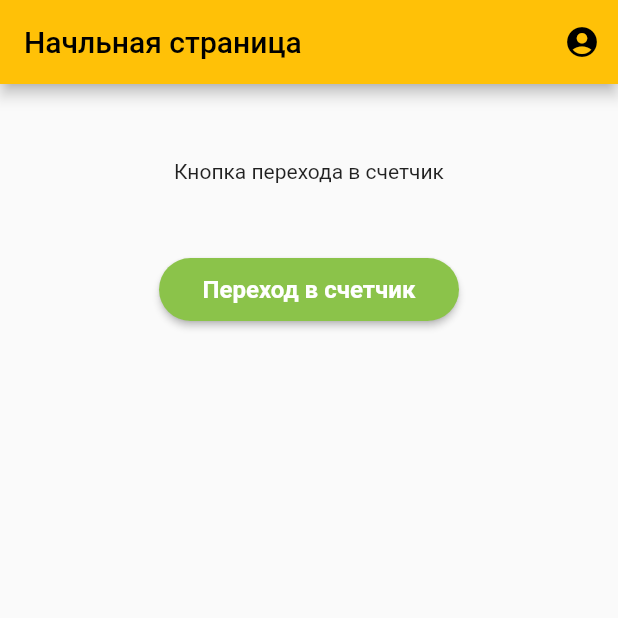
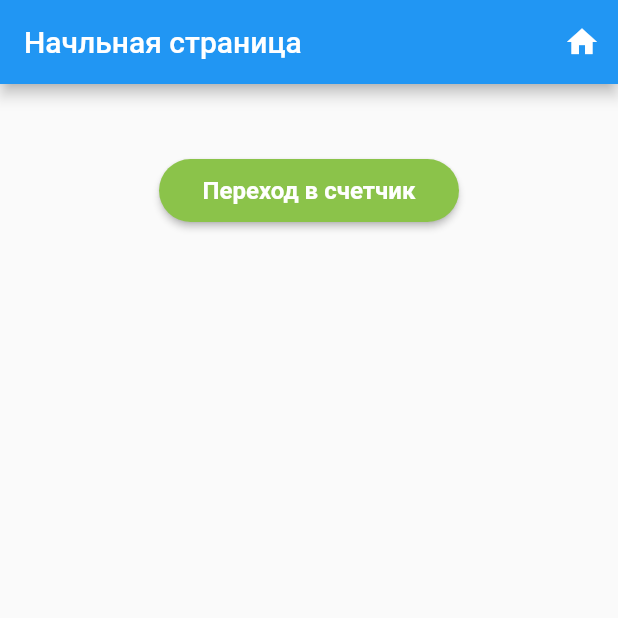
Before and after one commit to IvanAGrebenkin/trial_work, a Flutter app: the screen it shows after launch, on a phone screen of 412 x 824 dp, the top half of it. Run offline on Flutter 3.47's test engine with Material 2 defaults, Android fonts, the phone set to English and light mode, and no system bars.

Commit message:
Изменен метод перехода на начальную страницу по нажатию кнопки в AppBar на метод Navigator.pop(context) с очисткой стэка

```diff
--- a/lib/Screens/flutter_standard_counter.dart
+++ b/lib/Screens/flutter_standard_counter.dart
@@ -27,12 +27,10 @@ class _FlutterStandardCounterPageState extends State<FlutterStandardCounterPage>
   @override
   Widget build(BuildContext context) {
     return MaterialApp(
-      theme: themeOfHomePage(),
+      theme: themeOfFlutterStandardCounter(),
       home: Scaffold(
         appBar: appBar(context, pageName),
         body: Center(
-          // Center is a layout widget. It takes a single child and positions it
-          // in the middle of the parent.
           child: Column(
             mainAxisAlignment: MainAxisAlignment.center,
             children: <Widget>[
@@ -50,7 +48,7 @@ class _FlutterStandardCounterPageState extends State<FlutterStandardCounterPage>
           onPressed: _incrementCounter,
           tooltip: 'Increment',
           child: const Icon(Icons.add),
-        ), // This trailing comma makes auto-formatting nicer for build methods.
+        ),
       ),
     );
   }
--- a/lib/Screens/home_page.dart
+++ b/lib/Screens/home_page.dart
@@ -1,10 +1,8 @@
 import 'package:flutter/material.dart';
-
 import '../Utils/widgets.dart';
 
 class HomePage extends StatefulWidget {
   const HomePage({Key? key}) : super(key: key);
-
   @override
   State<HomePage> createState() => _HomePageState();
 }
@@ -20,8 +18,6 @@ class _HomePageState extends State<HomePage> {
       body: Center(
         child: Column(
           children: [
-            const SizedBox(height: 50,),
-            const Text('Кнопка перехода в счетчик'),
             const SizedBox(height: 50,),
             SizedBox(width:200, height:42,
               child: ElevatedButton(
@@ -42,11 +38,10 @@ class _HomePageState extends State<HomePage> {
                       borderRadius: BorderRadius.circular(36.0)),
                 ),
               ),
-            ),// Кнопка инкремента счетчика 1
+            ),// Кнопка перехода на экран стандартного счетчика
           ],
         ),
       ),
-      );
-
+    );
   }
 }
--- a/lib/Utils/themes.dart
+++ b/lib/Utils/themes.dart
@@ -1,4 +1,3 @@
 import 'package:flutter/material.dart';
 
-ThemeData themeOfTrialWorkApp() => ThemeData(primarySwatch: Colors.amber,);
-ThemeData themeOfHomePage() => ThemeData(primarySwatch: Colors.lightGreen,);
+ThemeData themeOfFlutterStandardCounter() => ThemeData(primarySwatch: Colors.lightGreen,);// Тема для страницы стандартного счетчика
--- a/lib/Utils/widgets.dart
+++ b/lib/Utils/widgets.dart
@@ -5,7 +5,7 @@ PreferredSizeWidget appBar(context, pageName) => AppBar(
   actions: <Widget>[
     IconButton(
     tooltip: 'Переход на главный экран',
-      onPressed: (){Navigator.pushNamed(context, '/');},
-      icon: const Icon(Icons.account_circle),),// Кнопка перехода на главный экран
+      onPressed: (){Navigator.pop(context);},
+      icon: const Icon(Icons.home),),// Кнопка перехода на главный экран
 ]
 );
--- a/lib/main.dart
+++ b/lib/main.dart
@@ -1,28 +1,24 @@
 import 'package:flutter/material.dart';
 import 'package:trial_work/Screens/home_page.dart';
 import 'Screens/flutter_standard_counter.dart';
-import 'Utils/themes.dart';
 
 
-void main() {
-  // runApp(const HomePage());
-  runApp(const TrialWorkApp());
-}
+
+void main() {runApp(const TrialWorkApp());}
+
 
 class TrialWorkApp extends StatefulWidget {
   const TrialWorkApp({Key? key}) : super(key: key);
-
   @override
   _TrialWorkAppState createState() => _TrialWorkAppState();
 }
+
 
 class _TrialWorkAppState extends State<TrialWorkApp> {
   @override
   Widget build(BuildContext context) {
     return MaterialApp(
       title: 'Flutter Demo',
-      theme: themeOfTrialWorkApp(),
-      // home: const FlutterStandardCounterPage(title: 'Страница счетчика'),
       initialRoute: '/',
       routes: {
         '/': (context) => const HomePage(),
@@ -31,26 +27,3 @@ class _TrialWorkAppState extends State<TrialWorkApp> {
     );
   }
 }
-
-
-// class TrialWorkApp extends StatelessWidget {
-//   const TrialWorkApp({Key? key}) : super(key: key);
-//
-//   // This widget is the root of your application.
-//   @override
-//   Widget build(BuildContext context) {
-//     return MaterialApp(
-//       title: 'Flutter Demo',
-//       theme: themeOfTrialWorkApp(),
-//       home: const FlutterStandardCounterPage(title: 'Страница счетчика'),
-//       initialRoute: '/',
-//       routes: {
-//         '/': (context) => const HomePage(),
-//         '/flutter_standard_counter': (context) => const FlutterStandardCounterPage(title: ',khngnk',),
-//         // '/nav_calculator': (context) => const Calculator(),
-//         // '/counter': (context) => CounterScreen(storage: Counter2Storage()),
-//         // '/user_inf': (context) => const TaskMainScreen(),
-//       },
-//     );
-//   }
-// }
--- a/pubspec.yaml
+++ b/pubspec.yaml
@@ -18,7 +18,7 @@ publish_to: 'none' # Remove this line if you wish to publish to pub.dev
 version: 1.0.0+1
 
 environment:
-  sdk: ">=2.15.0 <3.0.0"
+  sdk: ">=2.15.0 <3.1.0"
 
 # Dependencies specify other packages that your package needs in order to work.
 # To automatically upgrade your package dependencies to the latest versions
```
Also changed, not shown: 3 other files.
